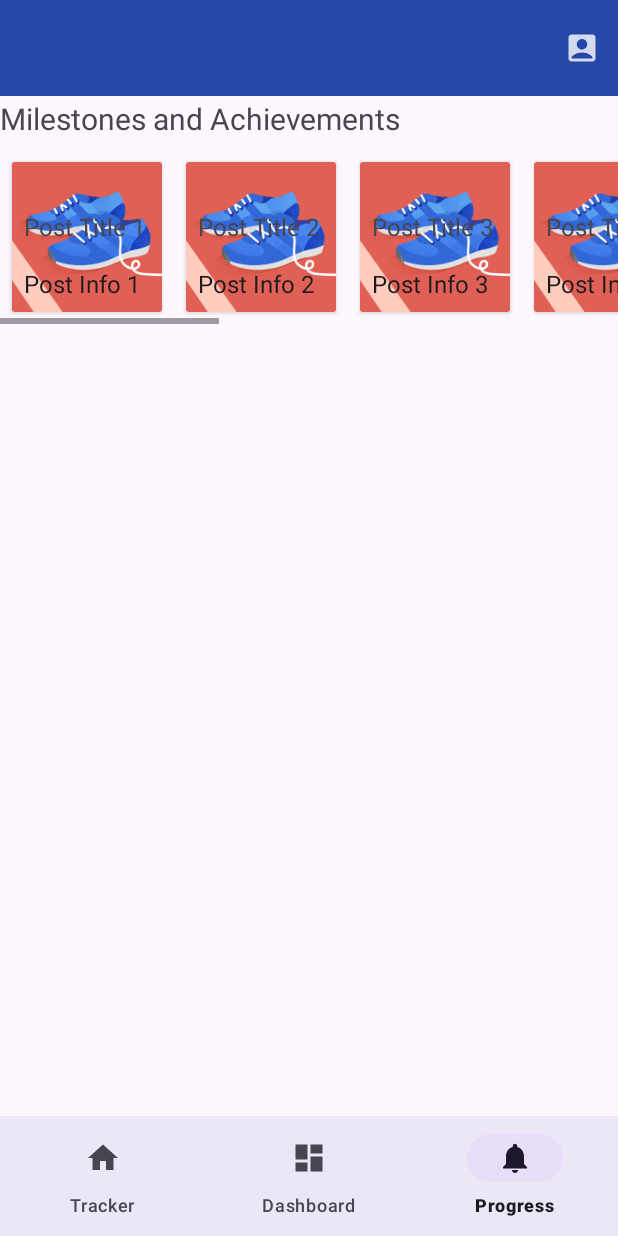
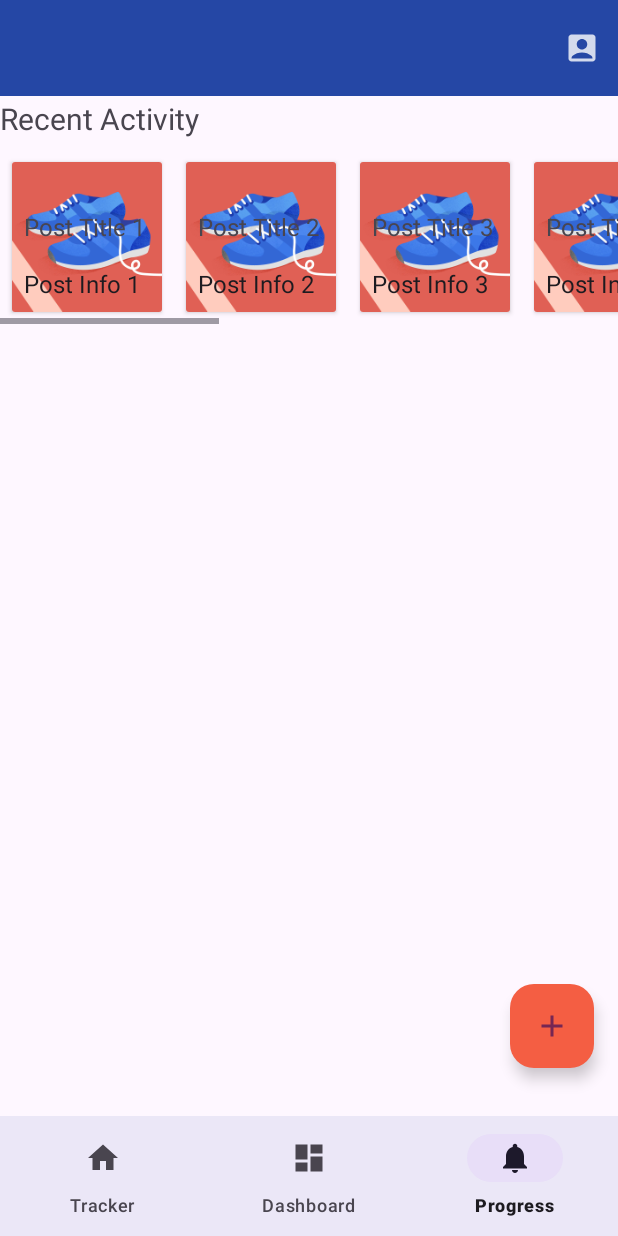
Before and after one commit to WSU-4110/TeamFitness, an Android app: the ProgressFragment screen opened through its navigation route, on a phone screen of 412 x 824 dp. Run offline under Robolectric (Android 15) with nearby library versions, the phone set to English and light mode, and no system bars; our stand-ins replace navigation-ui.

Commit message:
- Added floating action button to create workout routines, posts

```diff
--- /dev/null
+++ b/app/src/main/res/drawable-anydpi/ic_create.xml
@@ -0,0 +1,10 @@
+<vector xmlns:android="http://schemas.android.com/apk/res/android"
+    android:width="24dp"
+    android:height="24dp"
+    android:viewportWidth="24"
+    android:viewportHeight="24"
+    android:alpha="0.6">
+  <path
+      android:fillColor="@android:color/white"
+      android:pathData="M19,13h-6v6h-2v-6H5v-2h6V5h2v6h6v2z"/>
+</vector>
--- a/app/src/main/res/layout/activity_home.xml
+++ b/app/src/main/res/layout/activity_home.xml
@@ -45,4 +45,18 @@
         app:layout_constraintTop_toTopOf="parent"
         app:navGraph="@navigation/mobile_navigation" />
 
+
+    <com.google.android.material.floatingactionbutton.FloatingActionButton
+        android:id="@+id/fab"
+        android:layout_width="wrap_content"
+        android:layout_height="wrap_content"
+        android:layout_marginEnd="@dimen/fab_margin"
+        android:layout_marginBottom="112dp"
+        android:contentDescription="@string/fab_desc"
+        app:backgroundTint="@color/orange"
+        app:layout_constraintBottom_toBottomOf="parent"
+        app:layout_constraintEnd_toEndOf="parent"
+        app:srcCompat="@drawable/ic_create" />
+
+
 </androidx.constraintlayout.widget.ConstraintLayout>
--- a/app/src/main/res/layout/fragment_progress.xml
+++ b/app/src/main/res/layout/fragment_progress.xml
@@ -38,11 +38,11 @@
 
 
     <TextView
-        android:id="@+id/milestonesHeader"
+        android:id="@+id/recentActivity"
         android:layout_width="match_parent"
         android:layout_height="wrap_content"
         android:layout_marginTop="65dp"
-        android:text="Milestones and Achievements"
+        android:text="Recent Activity"
         android:textSize="20sp" />
 
     <androidx.recyclerview.widget.RecyclerView
@@ -52,4 +52,5 @@
         android:layout_marginTop="100dp"
         android:scrollbars="horizontal" />
 
+
 </androidx.coordinatorlayout.widget.CoordinatorLayout>
--- a/app/src/main/res/values/colors.xml
+++ b/app/src/main/res/values/colors.xml
@@ -8,4 +8,5 @@
     <color name="black">#FF000000</color>
     <color name="white">#FFFFFFFF</color>
     <color name="purple">#3963d5</color>
+    <color name="orange">#F45E43</color>
 </resources>
--- a/app/src/main/res/values/dimens.xml
+++ b/app/src/main/res/values/dimens.xml
@@ -2,4 +2,5 @@
     <!-- Default screen margins, per the Android Design guidelines. -->
     <dimen name="activity_horizontal_margin">16dp</dimen>
     <dimen name="activity_vertical_margin">16dp</dimen>
+    <dimen name="fab_margin">16dp</dimen>
 </resources>
--- a/app/src/main/res/values/strings.xml
+++ b/app/src/main/res/values/strings.xml
@@ -17,7 +17,6 @@
     <string name="posts_info_placeholder">Post Information Placeholder</string>
     <string name="action_account">Account</string>
     <string name="action_account_message">Account Default Message</string>
-
     <string name="prof_img_desc1">Profile</string>
     <string name="app_name">TeamFitness</string>
 
@@ -29,6 +28,8 @@
     at neque.</string>
     <string name="milestone_posts_subtitle_placeholder">(60 min)</string>
     <string name="milestone_workout_title_placeholder">Jogging</string>
+    <string name="fab_desc">floating button description</string>
+    <string name="log_out">Log Out</string>
 
     <string-array name="posts_titles">
         <item>Post Title 1</item>
```
Also changed, not shown: app/src/main/res/drawable-hdpi/ic_create.png (added), app/src/main/res/drawable-mdpi/ic_create.png (added), app/src/main/res/drawable-xhdpi/ic_create.png (added), app/src/main/res/drawable-xxhdpi/ic_create.png (added).
